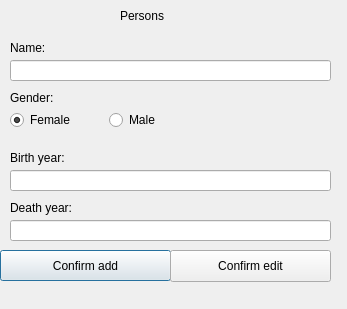
The window that personsdialog.ui (maggawaage/skil3) describes before a commit, drawn with Qt 5.
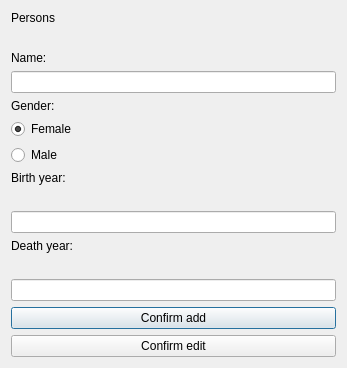
The same window after the commit.

The edit to the form file:
```diff
--- a/personsdialog.ui
+++ b/personsdialog.ui
@@ -13,97 +13,9 @@
   <property name="windowTitle">
    <string>Dialog</string>
   </property>
-  <widget class="QLineEdit" name="inputPName">
-   <property name="geometry">
-    <rect>
-     <x>10</x>
-     <y>60</y>
-     <width>321</width>
-     <height>21</height>
-    </rect>
-   </property>
-  </widget>
-  <widget class="QLineEdit" name="inputPBirthYear">
-   <property name="geometry">
-    <rect>
-     <x>10</x>
-     <y>170</y>
-     <width>321</width>
-     <height>21</height>
-    </rect>
-   </property>
-  </widget>
-  <widget class="QLineEdit" name="inputPDeathYear">
-   <property name="geometry">
-    <rect>
-     <x>10</x>
-     <y>220</y>
-     <width>321</width>
-     <height>21</height>
-    </rect>
-   </property>
-  </widget>
-  <widget class="QLabel" name="labelPName">
-   <property name="geometry">
-    <rect>
-     <x>10</x>
-     <y>40</y>
-     <width>59</width>
-     <height>16</height>
-    </rect>
-   </property>
-   <property name="text">
-    <string>Name:</string>
-   </property>
-  </widget>
-  <widget class="QLabel" name="labelGender">
-   <property name="geometry">
-    <rect>
-     <x>10</x>
-     <y>90</y>
-     <width>59</width>
-     <height>16</height>
-    </rect>
-   </property>
-   <property name="text">
-    <string>Gender:</string>
-   </property>
-  </widget>
-  <widget class="QLabel" name="labelBirthYear">
-   <property name="geometry">
-    <rect>
-     <x>10</x>
-     <y>150</y>
-     <width>81</width>
-     <height>16</height>
-    </rect>
-   </property>
-   <property name="text">
-    <string>Birth year:</string>
-   </property>
-  </widget>
-  <widget class="QLabel" name="labelDeathYear">
-   <property name="geometry">
-    <rect>
-     <x>10</x>
-     <y>200</y>
-     <width>71</width>
-     <height>16</height>
-    </rect>
-   </property>
-   <property name="text">
-    <string>Death year:</string>
-   </property>
-  </widget>
+  <layout class="QVBoxLayout" name="verticalLayout">
+   <item>
   <widget class="QLabel" name="label">
-   <property name="geometry">
-    <rect>
-     <x>120</x>
-     <y>0</y>
-     <width>161</width>
-     <height>31</height>
-    </rect>
-   </property>
    <property name="styleSheet">
     <string notr="true">font: 13pt &quot;American Typewriter&quot;;
 font: 18pt &quot;.SF NS Text&quot;;</string>
@@ -112,67 +24,33 @@
     <string>Persons</string>
    </property>
   </widget>
-  <widget class="QPushButton" name="pushButtonAddPerson">
-   <property name="geometry">
-    <rect>
-     <x>0</x>
-     <y>250</y>
-     <width>171</width>
-     <height>31</height>
-    </rect>
-   </property>
-   <property name="text">
-    <string>Confirm add</string>
-   </property>
-  </widget>
+   </item>
+   <item>
   <widget class="QLabel" name="labelErrorPersonName">
-   <property name="geometry">
-    <rect>
-     <x>60</x>
-     <y>40</y>
-     <width>271</width>
-     <height>19</height>
-    </rect>
-   </property>
    <property name="text">
     <string/>
    </property>
   </widget>
-  <widget class="QLabel" name="labelErrorPersonBY">
-   <property name="geometry">
-    <rect>
-     <x>80</x>
-     <y>150</y>
-     <width>261</width>
-     <height>20</height>
-    </rect>
-   </property>
+   </item>
+   <item>
+    <widget class="QLabel" name="labelPName">
    <property name="text">
-    <string/>
-   </property>
-  </widget>
-  <widget class="QLabel" name="labelErrorPersonDY">
-   <property name="geometry">
-    <rect>
-     <x>90</x>
-     <y>200</y>
-     <width>251</width>
-     <height>16</height>
-    </rect>
-   </property>
+      <string>Name:</string>
+     </property>
+    </widget>
+   </item>
+   <item>
+    <widget class="QLineEdit" name="inputPName"/>
+   </item>
+   <item>
+    <widget class="QLabel" name="labelGender">
    <property name="text">
-    <string/>
-   </property>
-  </widget>
+      <string>Gender:</string>
+     </property>
+    </widget>
+   </item>
+   <item>
   <widget class="QRadioButton" name="radioButtonFemale">
-   <property name="geometry">
-    <rect>
-     <x>10</x>
-     <y>110</y>
-     <width>101</width>
-     <height>20</height>
-    </rect>
-   </property>
    <property name="text">
     <string>Female</string>
    </property>
@@ -180,15 +58,9 @@
     <bool>true</bool>
    </property>
   </widget>
+   </item>
+   <item>
   <widget class="QRadioButton" name="radioButtonMale">
-   <property name="geometry">
-    <rect>
-     <x>109</x>
-     <y>110</y>
-     <width>101</width>
-     <height>20</height>
-    </rect>
-   </property>
    <property name="text">
     <string>Male</string>
    </property>
@@ -196,19 +68,56 @@
     <bool>false</bool>
    </property>
   </widget>
+   </item>
+   <item>
+    <widget class="QLabel" name="labelBirthYear">
+     <property name="text">
+      <string>Birth year:</string>
+     </property>
+    </widget>
+   </item>
+   <item>
+    <widget class="QLabel" name="labelErrorPersonBY">
+     <property name="text">
+      <string/>
+     </property>
+    </widget>
+   </item>
+   <item>
+    <widget class="QLineEdit" name="inputPBirthYear"/>
+   </item>
+   <item>
+    <widget class="QLabel" name="labelDeathYear">
+     <property name="text">
+      <string>Death year:</string>
+     </property>
+    </widget>
+   </item>
+   <item>
+    <widget class="QLabel" name="labelErrorPersonDY">
+     <property name="text">
+      <string/>
+     </property>
+    </widget>
+   </item>
+   <item>
+    <widget class="QLineEdit" name="inputPDeathYear"/>
+   </item>
+   <item>
+    <widget class="QPushButton" name="pushButtonAddPerson">
+     <property name="text">
+      <string>Confirm add</string>
+     </property>
+    </widget>
+   </item>
+   <item>
   <widget class="QPushButton" name="pushButtonEditPerson">
-   <property name="geometry">
-    <rect>
-     <x>170</x>
-     <y>250</y>
-     <width>161</width>
-     <height>32</height>
-    </rect>
-   </property>
    <property name="text">
     <string>Confirm edit</string>
    </property>
   </widget>
+   </item>
+  </layout>
  </widget>
  <resources/>
  <connections/>
```
Lines whose indentation alone changed are shown as unchanged.
